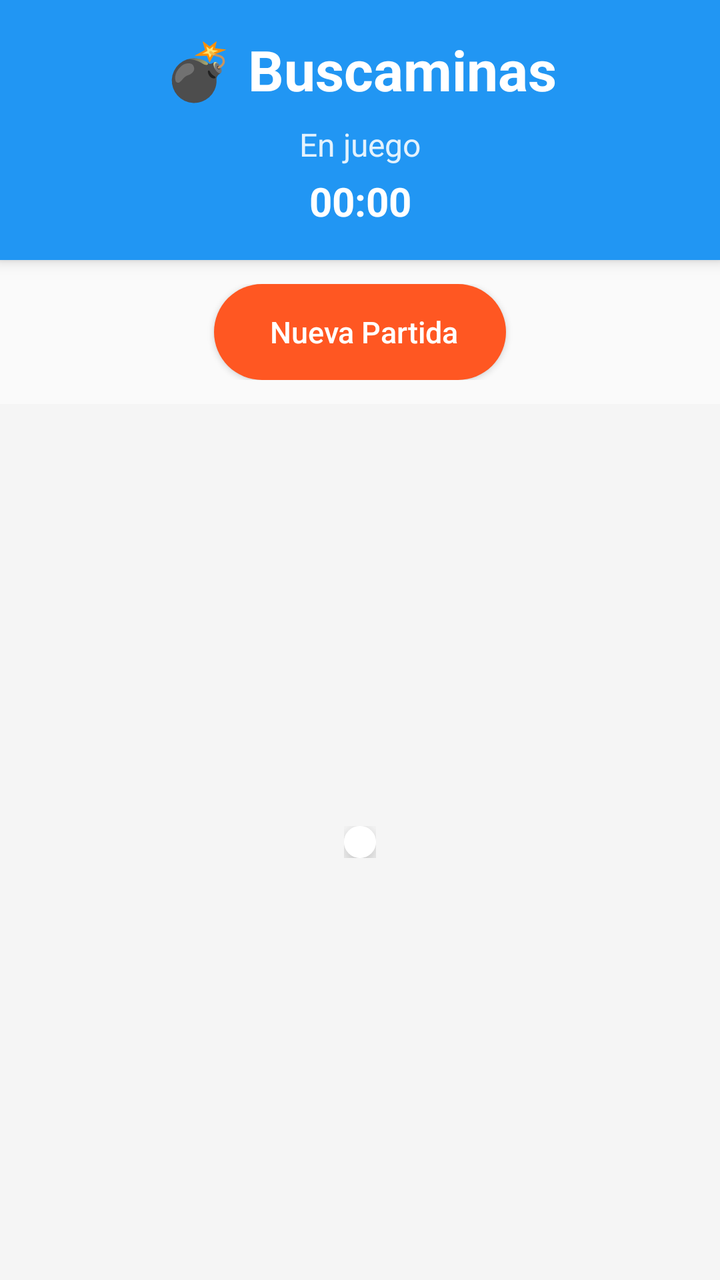
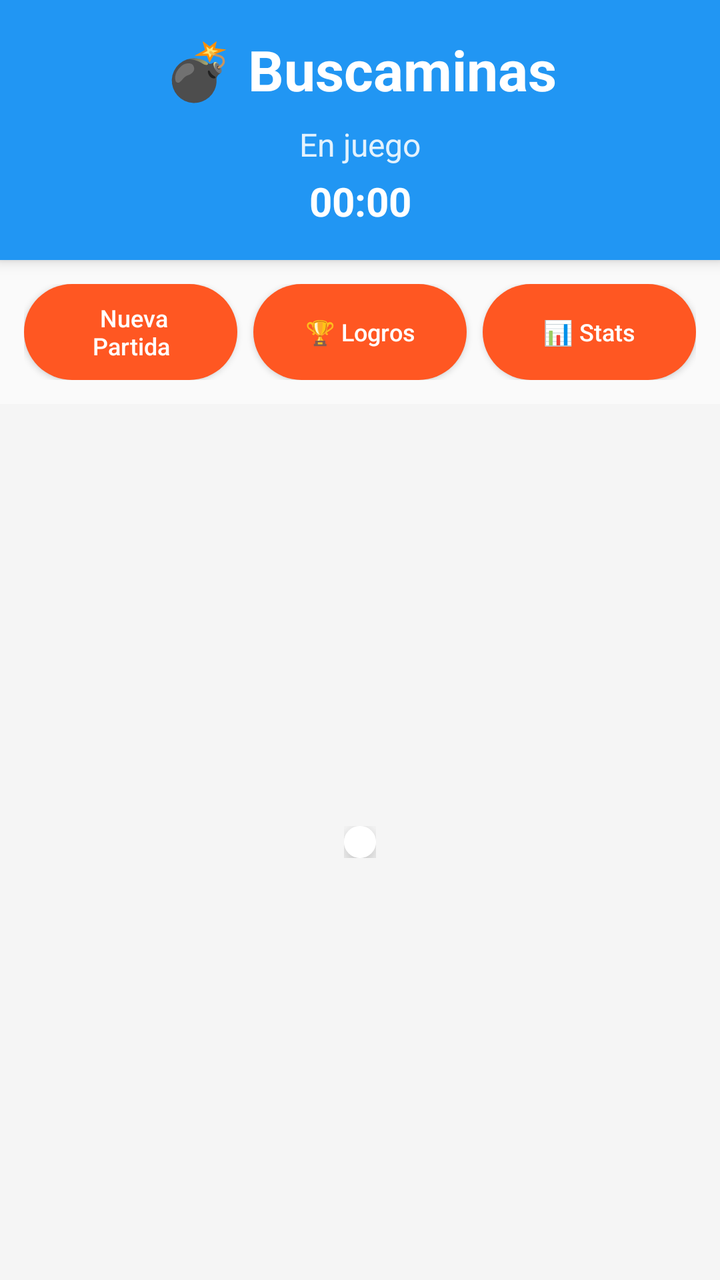

Before-and-after screenshots of an Android layout around one commit, followed by the original layout XML and the change that was made.
<!-- AndroidManifest.xml: application theme Theme.Buscaminas -->
<!-- res/layout/activity_main.xml -->
<LinearLayout
    xmlns:android="http://schemas.android.com/apk/res/android"
    android:layout_width="match_parent"
    android:layout_height="match_parent"
    android:orientation="vertical"
    android:background="#FFFFFF">

    
    <LinearLayout
        android:layout_width="match_parent"
        android:layout_height="wrap_content"
        android:orientation="vertical"
        android:background="@color/header_bg"
        android:elevation="4dp"
        android:paddingTop="16dp"
        android:paddingBottom="16dp">

        <TextView
            android:id="@+id/tvTitulo"
            android:layout_width="match_parent"
            android:layout_height="wrap_content"
            android:text="💣 Buscaminas"
            android:textSize="28sp"
            android:textStyle="bold"
            android:textColor="@color/header_title"
            android:gravity="center"
            android:paddingBottom="8dp"/>

        <TextView
            android:id="@+id/tvEstado"
            android:layout_width="match_parent"
            android:layout_height="wrap_content"
            android:text="En juego"
            android:textSize="16sp"
            android:textColor="@color/header_subtitle"
            android:gravity="center"
            android:paddingBottom="4dp"/>

        <Chronometer
            android:id="@+id/cronometro"
            android:layout_width="match_parent"
            android:layout_height="wrap_content"
            android:gravity="center"
            android:textSize="20sp"
            android:textStyle="bold"
            android:textColor="@color/header_title"/>

    </LinearLayout>

    
    <LinearLayout
        android:layout_width="match_parent"
        android:layout_height="wrap_content"
        android:orientation="horizontal"
        android:gravity="center"
        android:padding="12dp"
        android:background="@color/background_light">

        <Button
            android:id="@+id/btnReiniciar"
            android:layout_width="wrap_content"
            android:layout_height="48dp"
            android:text=" Nueva Partida"
            android:textSize="15sp"
            android:textColor="@color/btn_reiniciar_text"
            android:textAllCaps="false"
            android:background="@drawable/boton_reiniciar"
            android:paddingStart="24dp"
            android:paddingEnd="24dp"
            android:elevation="2dp"/>

    </LinearLayout>

    
    <ScrollView
        android:layout_width="match_parent"
        android:layout_height="0dp"
        android:layout_weight="1"
        android:background="@color/background">

        <HorizontalScrollView
            android:layout_width="wrap_content"
            android:layout_height="wrap_content"
            android:layout_gravity="center">

            <LinearLayout
                android:layout_width="wrap_content"
                android:layout_height="wrap_content"
                android:orientation="vertical"
                android:padding="16dp">

                <androidx.cardview.widget.CardView
                    xmlns:app="http://schemas.android.com/apk/res-auto"
                    android:layout_width="wrap_content"
                    android:layout_height="wrap_content"
                    app:cardCornerRadius="12dp"
                    app:cardElevation="8dp"
                    app:cardBackgroundColor="@color/white">

                    <GridLayout
                        android:id="@+id/gridTablero"
                        android:layout_width="wrap_content"
                        android:layout_height="wrap_content"
                        android:padding="8dp"
                        android:background="@color/white"/>

                </androidx.cardview.widget.CardView>

            </LinearLayout>

        </HorizontalScrollView>
    </ScrollView>

</LinearLayout>
<!-- resources referenced by this layout -->
<resources>
  <color name="background">#F5F5F5</color>
  <color name="background_light">#FAFAFA</color>
  <color name="btn_reiniciar_text">#FFFFFF</color>
  <color name="header_bg">#2196F3</color>
  <color name="header_subtitle">#E3F2FD</color>
  <color name="header_title">#FFFFFF</color>
  <color name="white">#FFFFFF</color>
  <!-- drawable boton_reiniciar (drawable) -->
  <?xml version="1.0" encoding="utf-8"?>
  <shape xmlns:android="http://schemas.android.com/apk/res/android"
      android:shape="rectangle">
      <solid android:color="#FF5722"/>
      <corners android:radius="24dp"/>
  </shape>
  <style name="Theme.Buscaminas" parent="Base.Theme.Buscaminas" />
  <style name="Base.Theme.Buscaminas" parent="Theme.Material3.DayNight.NoActionBar">
          
          
      </style>
</resources>

<!-- the commit's change to res/layout/activity_main.xml (unified diff, before → after) -->
@@ -58,15 +58,46 @@
 
         <Button
             android:id="@+id/btnReiniciar"
-            android:layout_width="wrap_content"
+            android:layout_width="0dp"
             android:layout_height="48dp"
+            android:layout_weight="1"
             android:text=" Nueva Partida"
-            android:textSize="15sp"
+            android:textSize="12sp"
             android:textColor="@color/btn_reiniciar_text"
             android:textAllCaps="false"
             android:background="@drawable/boton_reiniciar"
-            android:paddingStart="24dp"
-            android:paddingEnd="24dp"
+            android:paddingStart="16dp"
+            android:paddingEnd="16dp"
+            android:elevation="2dp"
+            android:layout_marginEnd="8dp"/>
+
+        <Button
+            android:id="@+id/btnLogros"
+            android:layout_width="0dp"
+            android:layout_height="48dp"
+            android:layout_weight="1"
+            android:text="🏆 Logros"
+            android:textSize="12sp"
+            android:textColor="@color/btn_reiniciar_text"
+            android:textAllCaps="false"
+            android:background="@drawable/boton_reiniciar"
+            android:paddingStart="12dp"
+            android:paddingEnd="12dp"
+            android:elevation="2dp"
+            android:layout_marginEnd="8dp"/>
+
+        <Button
+            android:id="@+id/btnEstadisticas"
+            android:layout_width="0dp"
+            android:layout_height="48dp"
+            android:layout_weight="1"
+            android:text="📊 Stats"
+            android:textSize="12sp"
+            android:textColor="@color/btn_reiniciar_text"
+            android:textAllCaps="false"
+            android:background="@drawable/boton_reiniciar"
+            android:paddingStart="12dp"
+            android:paddingEnd="12dp"
             android:elevation="2dp"/>
 
     </LinearLayout>
@@ -97,12 +128,19 @@
                     app:cardElevation="8dp"
                     app:cardBackgroundColor="@color/white">
 
-                    <GridLayout
-                        android:id="@+id/gridTablero"
+                    <FrameLayout
                         android:layout_width="wrap_content"
                         android:layout_height="wrap_content"
                         android:padding="8dp"
-                        android:background="@color/white"/>
+                        android:background="@color/white">
+
+                        <GridLayout
+                            android:id="@+id/gridTablero"
+                            android:layout_width="wrap_content"
+                            android:layout_height="wrap_content"
+                            android:background="@color/white"/>
+
+                    </FrameLayout>
 
                 </androidx.cardview.widget.CardView>
 
